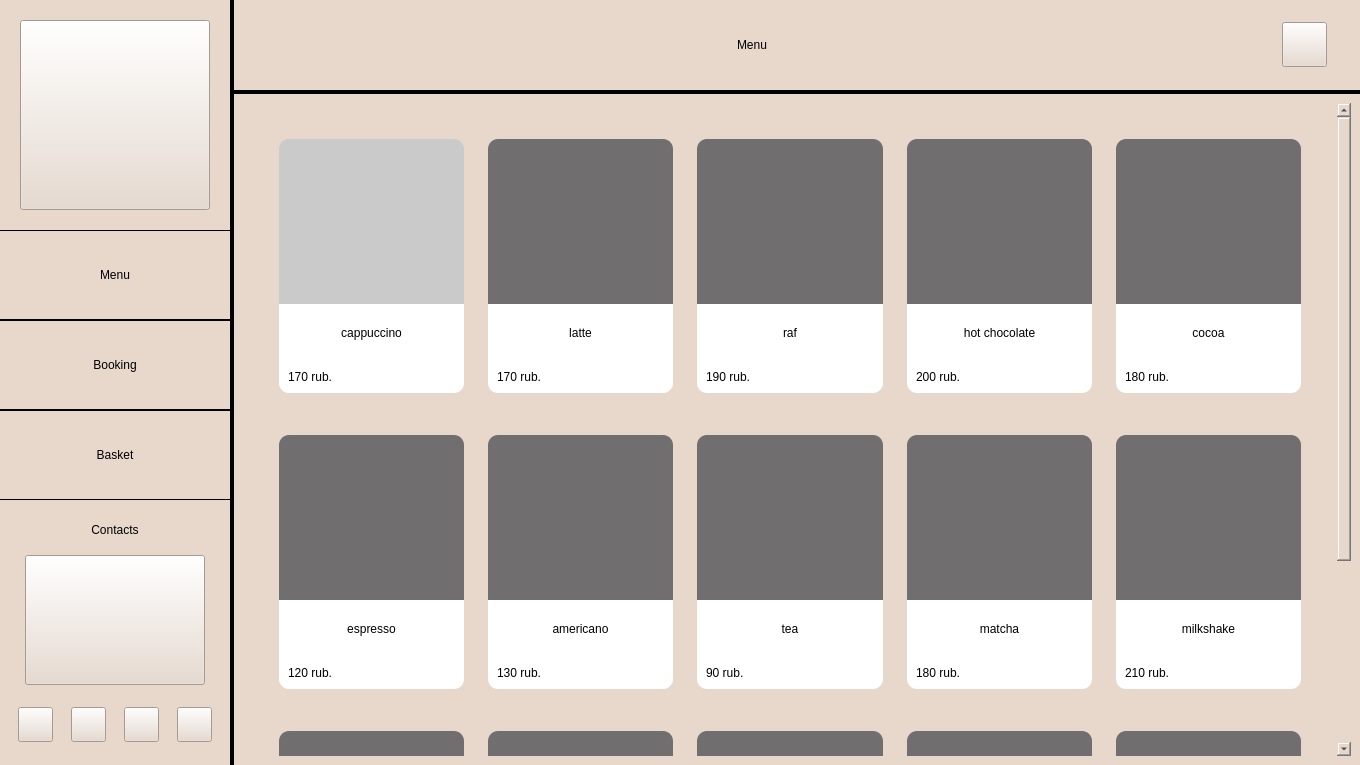
Old version of the form application/menuwindow.ui in the repository redm0unt/OurCafe.
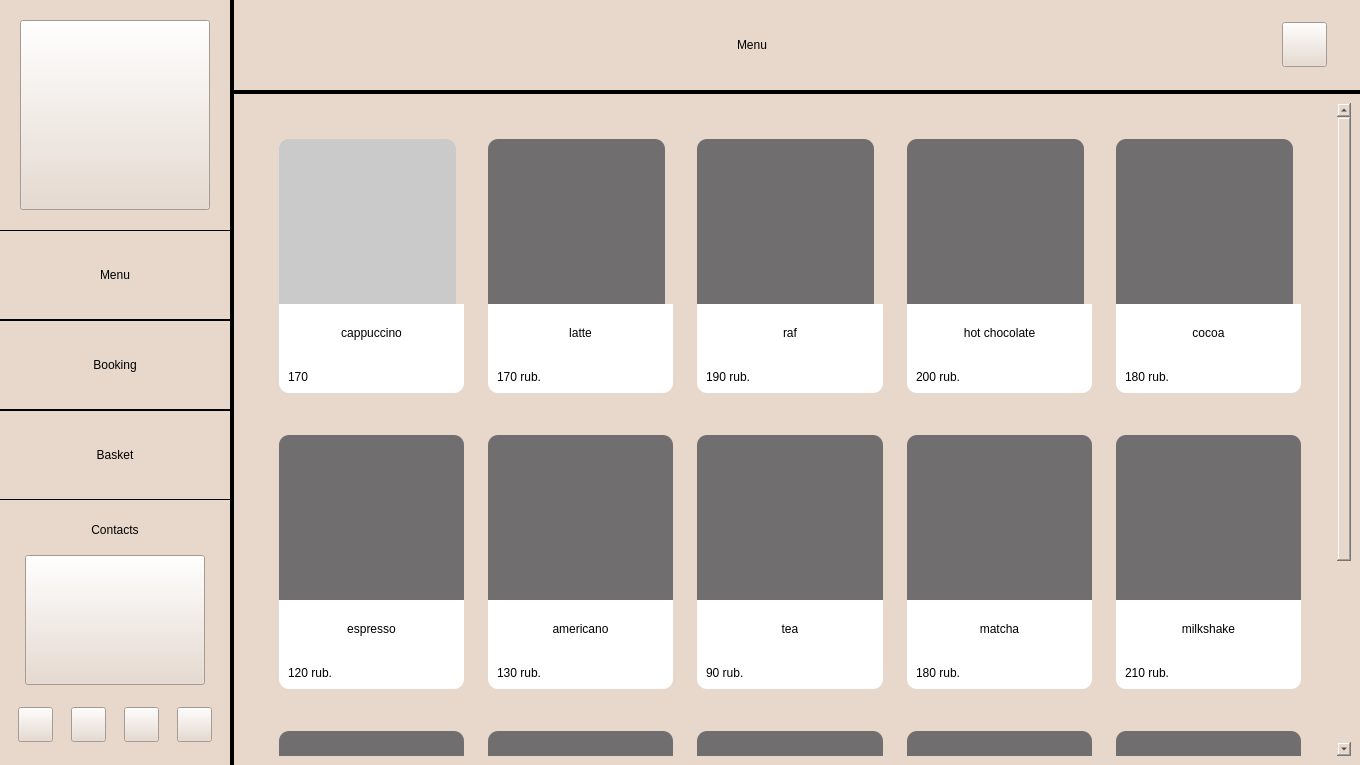
New version of the form. Icons and pictures are not drawn.

Commit message: new Basket window + example of adding from the menu to the basket

Patch:
```diff
--- a/application/menuwindow.ui
+++ b/application/menuwindow.ui
@@ -910,7 +910,7 @@
              <property name="geometry">
               <rect>
                <x>0</x>
-               <y>-273</y>
+               <y>0</y>
                <width>1090</width>
                <height>922</height>
               </rect>
@@ -943,14 +943,14 @@
                        <item>
                         <widget class="QLabel" name="picture_3">
                          <property name="sizePolicy">
-                          <sizepolicy hsizetype="Preferred" vsizetype="Fixed">
+                          <sizepolicy hsizetype="Fixed" vsizetype="Fixed">
                            <horstretch>0</horstretch>
                            <verstretch>0</verstretch>
                           </sizepolicy>
                          </property>
                          <property name="minimumSize">
                           <size>
-                           <width>0</width>
+                           <width>177</width>
                            <height>165</height>
                           </size>
                          </property>
@@ -1006,7 +1006,7 @@
 font: 600 9pt &quot;Segoe UI&quot;;</string>
                             </property>
                             <property name="text">
-                             <string>170 rub.</string>
+                             <string>170</string>
                             </property>
                             <property name="alignment">
                              <set>Qt::AlignLeading|Qt::AlignLeft|Qt::AlignVCenter</set>
@@ -1050,14 +1050,14 @@
                        <item>
                         <widget class="QLabel" name="picture_7">
                          <property name="sizePolicy">
-                          <sizepolicy hsizetype="Preferred" vsizetype="Fixed">
+                          <sizepolicy hsizetype="Fixed" vsizetype="Fixed">
                            <horstretch>0</horstretch>
                            <verstretch>0</verstretch>
                           </sizepolicy>
                          </property>
                          <property name="minimumSize">
                           <size>
-                           <width>0</width>
+                           <width>177</width>
                            <height>165</height>
                           </size>
                          </property>
@@ -1157,14 +1157,14 @@
                        <item>
                         <widget class="QLabel" name="picture_6">
                          <property name="sizePolicy">
-                          <sizepolicy hsizetype="Preferred" vsizetype="Fixed">
+                          <sizepolicy hsizetype="Fixed" vsizetype="Fixed">
                            <horstretch>0</horstretch>
                            <verstretch>0</verstretch>
                           </sizepolicy>
                          </property>
                          <property name="minimumSize">
                           <size>
-                           <width>0</width>
+                           <width>177</width>
                            <height>165</height>
                           </size>
                          </property>
@@ -1264,14 +1264,14 @@
                        <item>
                         <widget class="QLabel" name="picture_4">
                          <property name="sizePolicy">
-                          <sizepolicy hsizetype="Preferred" vsizetype="Fixed">
+                          <sizepolicy hsizetype="Fixed" vsizetype="Fixed">
                            <horstretch>0</horstretch>
                            <verstretch>0</verstretch>
                           </sizepolicy>
                          </property>
                          <property name="minimumSize">
                           <size>
-                           <width>0</width>
+                           <width>177</width>
                            <height>165</height>
                           </size>
                          </property>
@@ -1371,14 +1371,14 @@
                        <item>
                         <widget class="QLabel" name="picture_5">
                          <property name="sizePolicy">
-                          <sizepolicy hsizetype="Preferred" vsizetype="Fixed">
+                          <sizepolicy hsizetype="Fixed" vsizetype="Fixed">
                            <horstretch>0</horstretch>
                            <verstretch>0</verstretch>
                           </sizepolicy>
                          </property>
                          <property name="minimumSize">
                           <size>
-                           <width>0</width>
+                           <width>177</width>
                            <height>165</height>
                           </size>
                          </property>
```
Left out of the diff: 36 changed lines with no effect on the pictures. The commit also changes 6 other files.
